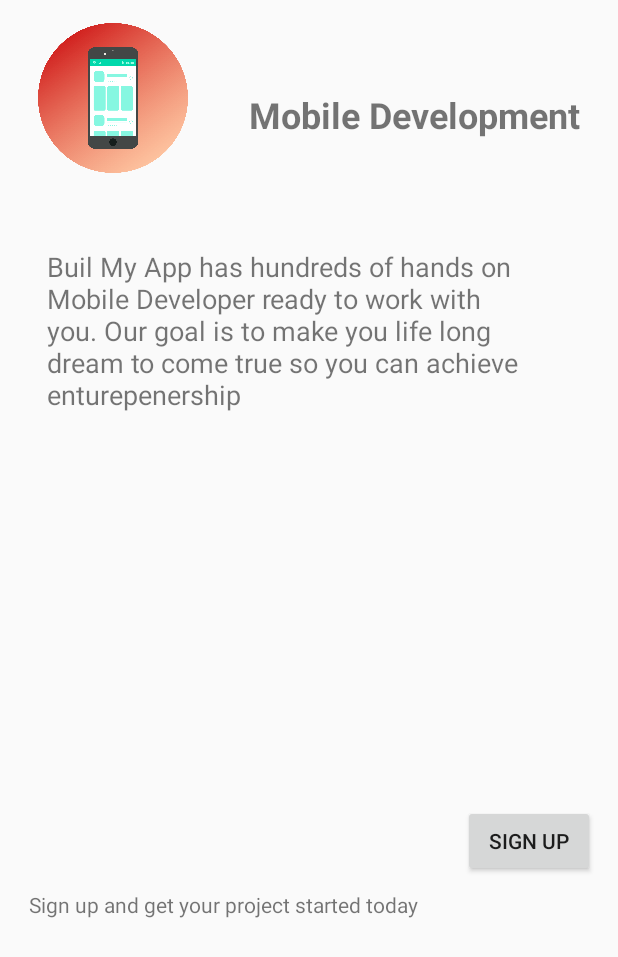
After one commit to labs13-build-my-app/Android, an Android app: the AboutMobile screen opened directly, with no data from a screen before it, on a phone screen of 412 x 824 dp. The commit adds this screen. Shown: the top 957 px of the screen. Run offline under Robolectric (Android 15) with nearby library versions, the phone set to English and light mode, and no system bars.

Commit message:
about dev and mobile

```diff
--- a/app/build.gradle
+++ b/app/build.gradle
@@ -7,7 +7,7 @@ android {
         minSdkVersion 23
         targetSdkVersion 28
         versionCode 2
-        versionName "2.0"
+        versionName "2.1"
         manifestPlaceholders = [auth0Domain: "@string/com_auth0_domain", auth0Scheme: "demo"]
         testInstrumentationRunner "android.support.test.runner.AndroidJUnitRunner"
     }
--- a/app/src/main/AndroidManifest.xml
+++ b/app/src/main/AndroidManifest.xml
@@ -9,7 +9,9 @@
         android:roundIcon="@mipmap/ic_launcher_round"
         android:supportsRtl="true"
         android:theme="@style/AppTheme">
-        <activity android:name=".TestConnection"></activity>
+        <activity android:name=".AboutMobile"></activity>
+        <activity android:name=".aboutDev" />
+        <activity android:name=".TestConnection" />
         <activity android:name=".MessageSeller" />
         <activity android:name=".bio" />
         <activity android:name=".SignUp.AddPhoto" />
--- /dev/null
+++ b/app/src/main/java/com/buildmyapp/android/AboutMobile.java
@@ -0,0 +1,30 @@
+package com.buildmyapp.android;
+
+import android.content.Intent;
+import android.support.v7.app.AppCompatActivity;
+import android.os.Bundle;
+import android.view.View;
+import android.widget.Button;
+
+import com.buildmyapp.android.SignUp.CreateAccount;
+
+public class AboutMobile extends AppCompatActivity {
+    Button mobileToCreate;
+
+    @Override
+    protected void onCreate(Bundle savedInstanceState) {
+        super.onCreate(savedInstanceState);
+        setContentView(R.layout.activity_about_mobile);
+
+        mobileToCreate = (Button) findViewById(R.id.buttonSignUpMobile);
+
+        mobileToCreate.setOnClickListener(new View.OnClickListener() {
+            @Override
+            public void onClick(View v) {
+
+                Intent mobileToCreate = new Intent(AboutMobile.this, CreateAccount.class);
+                startActivity(mobileToCreate);
+            }
+        });
+    }
+}
--- /dev/null
+++ b/app/src/main/res/layout/activity_about_mobile.xml
@@ -0,0 +1,72 @@
+<?xml version="1.0" encoding="utf-8"?>
+<android.support.constraint.ConstraintLayout xmlns:android="http://schemas.android.com/apk/res/android"
+    xmlns:app="http://schemas.android.com/apk/res-auto"
+    xmlns:tools="http://schemas.android.com/tools"
+    android:layout_width="match_parent"
+    android:layout_height="match_parent"
+    tools:context=".AboutMobile">
+
+    <ImageView
+        android:id="@+id/imageView"
+        android:layout_width="100dp"
+        android:layout_height="100dp"
+        android:layout_marginStart="15dp"
+        android:layout_marginTop="15dp"
+        android:layout_marginEnd="15dp"
+        android:src="@drawable/mobile_dev"
+        app:layout_constraintEnd_toStartOf="@+id/textView_MobileDev"
+        app:layout_constraintStart_toStartOf="parent"
+        app:layout_constraintTop_toTopOf="parent" />
+
+    <TextView
+        android:id="@+id/textView_MobileDev"
+        android:layout_width="wrap_content"
+        android:layout_height="wrap_content"
+        android:layout_marginStart="15dp"
+        android:layout_marginTop="60dp"
+        android:layout_marginEnd="15dp"
+        android:text="Mobile Development"
+        android:textSize="24sp"
+        android:textStyle="bold"
+        app:layout_constraintEnd_toEndOf="parent"
+        app:layout_constraintStart_toEndOf="@+id/imageView"
+        app:layout_constraintTop_toTopOf="parent" />
+
+    <TextView
+        android:id="@+id/textView_aboutDev"
+        android:layout_width="350dp"
+        android:layout_height="wrap_content"
+        android:layout_marginStart="15dp"
+        android:layout_marginTop="50dp"
+        android:layout_marginEnd="15dp"
+        android:text="Buil My App has hundreds of hands on Mobile Developer ready to work with you. Our goal is to make you life long dream to come true so you can achieve enturepenership"
+        android:textSize="18sp"
+        app:layout_constraintEnd_toEndOf="parent"
+        app:layout_constraintStart_toStartOf="parent"
+        app:layout_constraintTop_toBottomOf="@+id/imageView" />
+
+    <Button
+        android:id="@+id/buttonSignUpMobile"
+        android:layout_width="wrap_content"
+        android:layout_height="wrap_content"
+        android:layout_marginTop="216dp"
+        android:layout_marginEnd="15dp"
+        android:layout_marginBottom="194dp"
+        android:text="Sign Up"
+        app:layout_constraintBottom_toBottomOf="parent"
+        app:layout_constraintEnd_toEndOf="parent"
+        app:layout_constraintTop_toBottomOf="@+id/textView_aboutDev" />
+
+    <TextView
+        android:id="@+id/textView4"
+        android:layout_width="wrap_content"
+        android:layout_height="wrap_content"
+        android:layout_marginStart="138dp"
+        android:layout_marginEnd="214dp"
+        android:layout_marginBottom="211dp"
+        android:text="Sign up and get your project started today"
+        app:layout_constraintBottom_toBottomOf="parent"
+        app:layout_constraintEnd_toEndOf="parent"
+        app:layout_constraintHorizontal_bias="0.597"
+        app:layout_constraintStart_toStartOf="parent" />
+</android.support.constraint.ConstraintLayout>
--- a/app/src/main/res/layout/card_category.xml
+++ b/app/src/main/res/layout/card_category.xml
@@ -5,6 +5,7 @@
     xmlns:app="http://schemas.android.com/apk/res-auto">
 
     <android.support.v7.widget.CardView
+        android:id="@+id/dev_card"
         android:layout_width="match_parent"
         android:layout_height="wrap_content"
         android:layout_marginTop="5dp"
--- a/app/src/main/res/layout/card_category_app.xml
+++ b/app/src/main/res/layout/card_category_app.xml
@@ -5,6 +5,7 @@
     xmlns:app="http://schemas.android.com/apk/res-auto">
 
     <android.support.v7.widget.CardView
+        android:id="@+id/mobile_card"
         android:layout_width="match_parent"
         android:layout_height="wrap_content"
         android:layout_marginTop="5dp"
```
Also changed, not shown: app/src/main/java/com/buildmyapp/android/SignUp/MainActivity.java (+29 -0 lines), app/src/main/java/com/buildmyapp/android/aboutDev.java (added, +32 -0 lines), app/src/main/res/layout/activity_about_dev.xml (added, +71 -0 lines).
